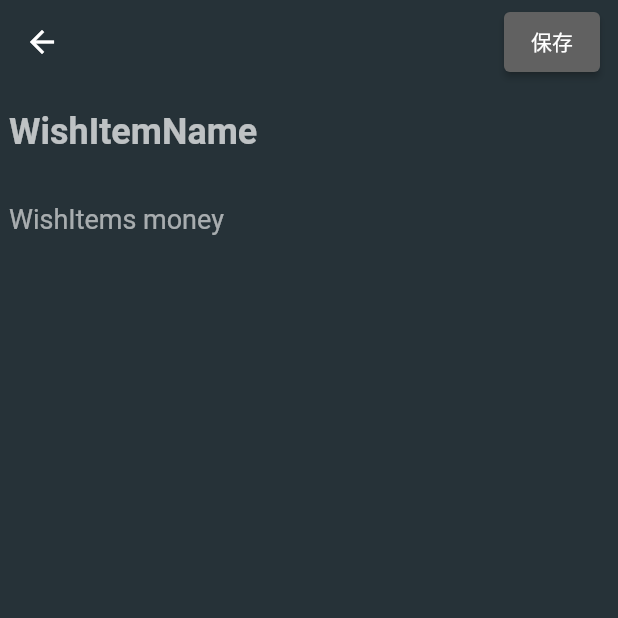
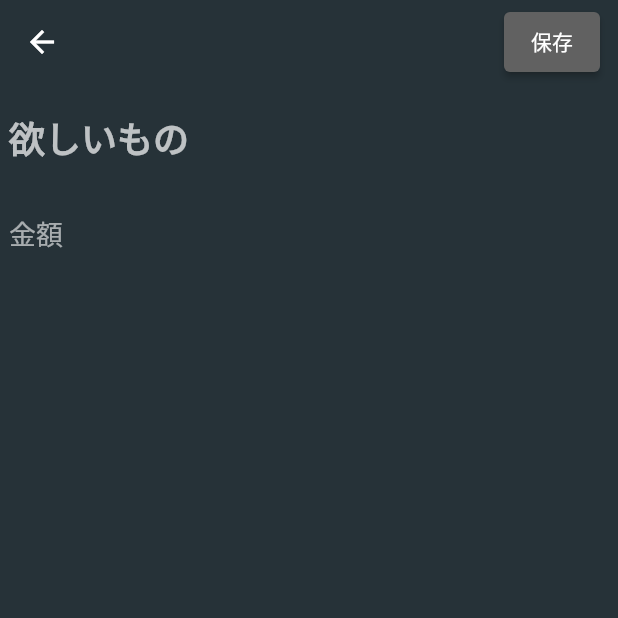
Before and after one commit to HotokeStance/wish-lists, a Flutter app: the screen it shows after launch, after a tap on the "add" icon, on a phone screen of 412 x 824 dp, the top half of it. Run offline on Flutter 3.47's test engine with Material 2 defaults, Android fonts, the phone set to English and light mode, and no system bars; our stand-ins replace sqflite; accounts and stored records are empty.

Commit message:
feat: レイアウト修正。不要なREADMEの削除

```diff
--- a/flutter_wish_lists/lib/src/widget/wish_item_form_widget.dart
+++ b/flutter_wish_lists/lib/src/widget/wish_item_form_widget.dart
@@ -40,7 +40,7 @@ class WishItemFormWidget extends StatelessWidget {
     ),
     decoration: InputDecoration(
       border: InputBorder.none,
-      hintText: 'WishItemName',
+      hintText: '欲しいもの',
       hintStyle: TextStyle(color: Colors.white70),
     ),
     validator: (wishItemName) =>
@@ -55,7 +55,7 @@ class WishItemFormWidget extends StatelessWidget {
     style: TextStyle(color: Colors.white60, fontSize: 18),
     decoration: InputDecoration(
       border: InputBorder.none,
-      hintText: 'WishItems money',
+      hintText: '金額',
       hintStyle: TextStyle(color: Colors.white60),
     ),
     validator: (money) =>
--- a/flutter_wish_lists/lib/src/wishList.dart
+++ b/flutter_wish_lists/lib/src/wishList.dart
@@ -126,12 +126,19 @@ class _WishListState extends State<WishList> with RouteAware {
           ),
           Expanded(
               child: isLoading ? CircularProgressIndicator() : wishItemsList == null || wishItemsList.isEmpty ?
-                  Text(
-                    'No Wish Items',
-                    style: TextStyle(
-                      color: Colors.white70,
-                    ),
-                  ) : buildWishItems(),
+              Center(
+                child: Column(
+                  mainAxisAlignment: MainAxisAlignment.center,
+                  children: <Widget>[
+                    Text(
+                      '欲しいものがありません',
+                      style: TextStyle(
+                        color: Colors.white70,
+                      ),
+                    )
+                  ],
+                ),
+              ) : buildWishItems(),
           ),
         ],
       ),
```
Also changed, not shown: 1 other file.
